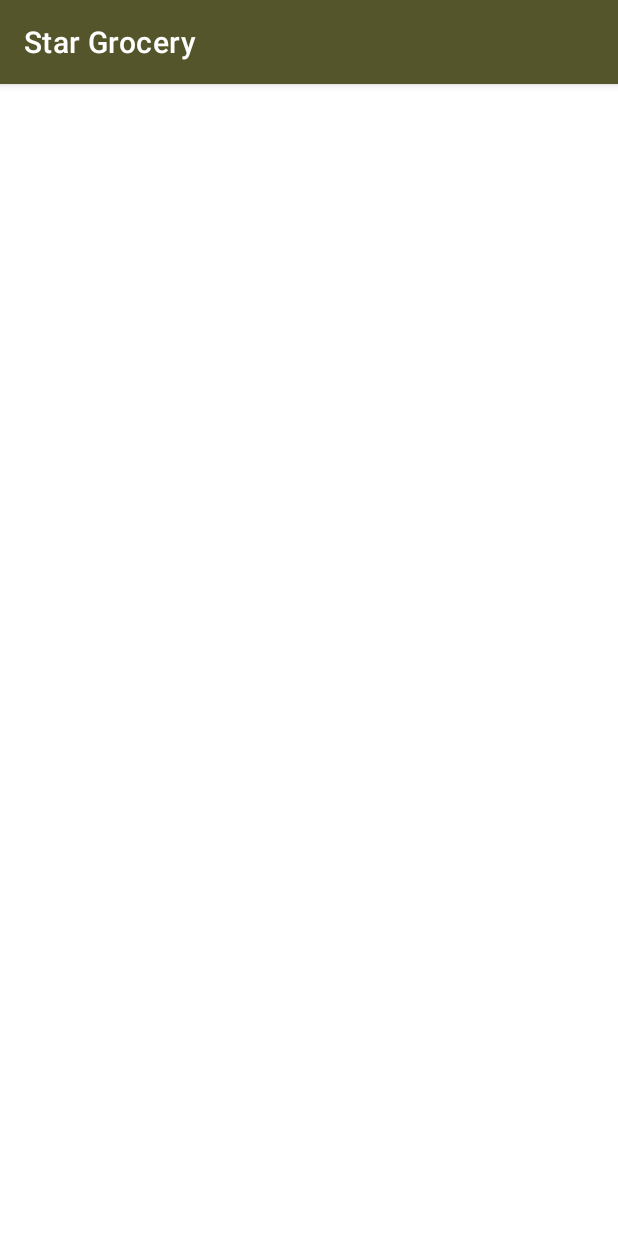
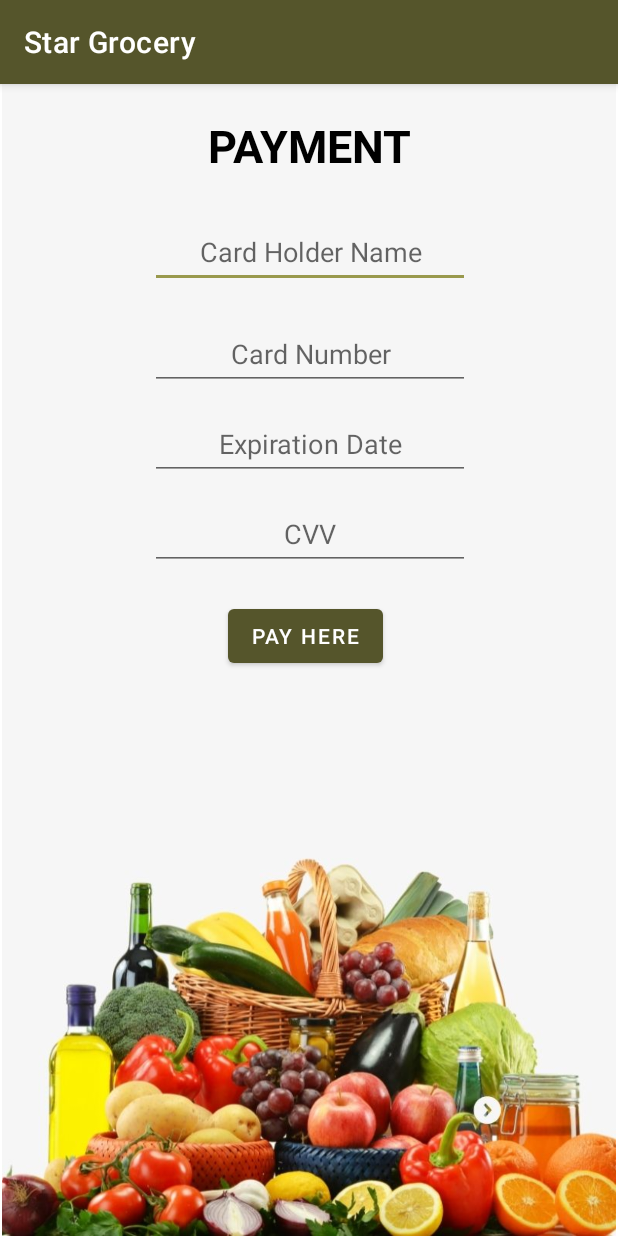
Before and after one commit to SahanPunchihewa/MAD-Project-Y2-S2, an Android app: the PaymentActivity screen opened directly, with no data from a screen before it, on a phone screen of 412 x 824 dp. Run offline under Robolectric (Android 15) with nearby library versions, the phone set to English and light mode, and no system bars.

Commit message:
Payment UI Complete

```diff
--- a/app/src/main/res/layout/activity_payment.xml
+++ b/app/src/main/res/layout/activity_payment.xml
@@ -4,6 +4,102 @@
     xmlns:tools="http://schemas.android.com/tools"
     android:layout_width="match_parent"
     android:layout_height="match_parent"
-    tools:context="com.example.mobileapplication.activities.PaymentActivity">
+    tools:context=".activities.customer.PaymentActivity">
+
+    <ImageView
+        android:id="@+id/imageView7"
+        android:layout_width="wrap_content"
+        android:layout_height="wrap_content"
+        app:layout_constraintBottom_toBottomOf="parent"
+        app:layout_constraintEnd_toEndOf="parent"
+        app:layout_constraintHorizontal_bias="0.0"
+        app:layout_constraintStart_toStartOf="parent"
+        app:layout_constraintTop_toTopOf="parent"
+        app:layout_constraintVertical_bias="0.0"
+        app:srcCompat="@drawable/et" />
+
+    <EditText
+        android:id="@+id/cardHName"
+        android:layout_width="wrap_content"
+        android:layout_height="wrap_content"
+        android:layout_marginStart="100dp"
+        android:layout_marginTop="88dp"
+        android:ems="10"
+        android:hint="@string/card_holder"
+        android:inputType="textPersonName"
+        android:minHeight="48dp"
+        android:textAlignment="center"
+        app:layout_constraintStart_toStartOf="parent"
+        app:layout_constraintTop_toTopOf="parent" />
+
+    <EditText
+        android:id="@+id/card_number"
+        android:layout_width="wrap_content"
+        android:layout_height="wrap_content"
+        android:layout_marginStart="100dp"
+        android:layout_marginTop="156dp"
+        android:ems="10"
+        android:hint="@string/card_number"
+        android:inputType="number"
+        android:minHeight="48dp"
+        android:textAlignment="center"
+        app:layout_constraintStart_toStartOf="parent"
+        app:layout_constraintTop_toTopOf="parent" />
+
+    <EditText
+        android:id="@+id/Expiration_Date"
+        android:layout_width="wrap_content"
+        android:layout_height="wrap_content"
+        android:layout_marginStart="100dp"
+        android:layout_marginTop="216dp"
+        android:ems="10"
+        android:hint="@string/Expiration_Date"
+        android:inputType="date"
+        android:minHeight="48dp"
+        android:textAlignment="center"
+        app:layout_constraintStart_toStartOf="parent"
+        app:layout_constraintTop_toTopOf="parent" />
+
+    <EditText
+        android:id="@+id/cvv"
+        android:layout_width="wrap_content"
+        android:layout_height="wrap_content"
+        android:layout_marginStart="100dp"
+        android:layout_marginTop="276dp"
+        android:ems="10"
+        android:hint="@string/cvv"
+        android:inputType="textPersonName"
+        android:minHeight="48dp"
+        android:textAlignment="center"
+        app:layout_constraintStart_toStartOf="parent"
+        app:layout_constraintTop_toTopOf="parent" />
+
+    <Button
+        android:id="@+id/pay_btn"
+        android:layout_width="wrap_content"
+        android:layout_height="wrap_content"
+        android:layout_marginStart="152dp"
+        android:layout_marginTop="344dp"
+        android:text="@string/pay_btn"
+        app:layout_constraintStart_toStartOf="parent"
+        app:layout_constraintTop_toTopOf="parent" />
+
+    <TextView
+        android:id="@+id/textView2"
+        android:layout_width="wrap_content"
+        android:layout_height="wrap_content"
+        android:text="Payment"
+        android:textAlignment="center"
+        android:textAllCaps="true"
+        android:textColor="@color/black"
+        android:textSize="30sp"
+        android:textStyle="bold"
+        app:layout_constraintBottom_toBottomOf="parent"
+        app:layout_constraintEnd_toEndOf="parent"
+        app:layout_constraintHorizontal_bias="0.5"
+        app:layout_constraintStart_toStartOf="parent"
+        app:layout_constraintTop_toTopOf="parent"
+        app:layout_constraintVertical_bias="0.028" />
+
 
 </androidx.constraintlayout.widget.ConstraintLayout>
--- a/app/src/main/res/values/strings.xml
+++ b/app/src/main/res/values/strings.xml
@@ -24,7 +24,8 @@
     <string name="Bakery_manager_pw">Password</string>
     <string name="Bakery_login_btn">Login</string>
     <string name="card_number">Card Number</string>
+    <string name="card_holder">Card Holder Name</string>
     <string name="Expiration_Date">Expiration Date</string>
     <string name="cvv">CVV</string>
-    <string name="buy_btn">Buy Now</string>
+    <string name="pay_btn">Pay Here</string>
 </resources>
```
